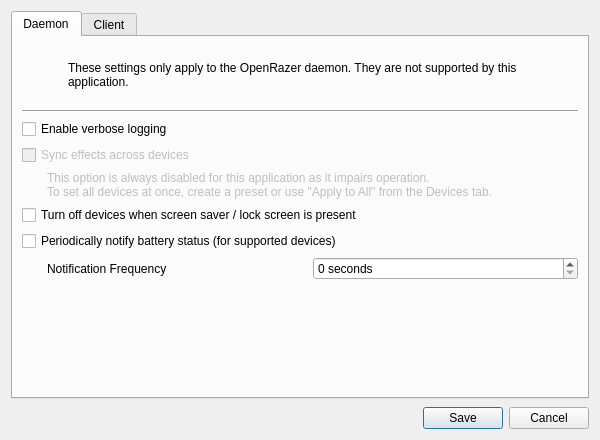
This is data/qt/openrazer-config.ui in polychromatic/polychromatic as Qt 5 draws it before an edit. The edited form follows.
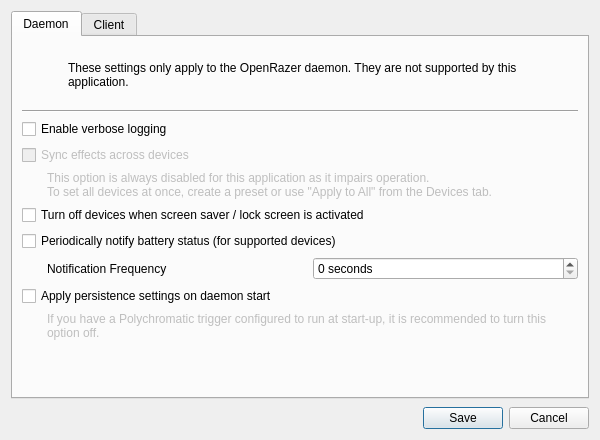
This is the edited form. Icons and pictures are not drawn.

Commit message:
openrazer: Add "restore_persistence" config option
Introduced in OpenRazer 3.0.1.

Diff of the .ui file:
```diff
--- a/data/qt/openrazer-config.ui
+++ b/data/qt/openrazer-config.ui
@@ -137,7 +137,7 @@
        <item>
         <widget class="QCheckBox" name="devices_off_on_screensaver">
          <property name="text">
-          <string extracomment="Checkbox for configuring OpenRazer">Turn off devices when screen saver / lock screen is present</string>
+          <string extracomment="Checkbox for configuring OpenRazer">Turn off devices when screen saver / lock screen is activated</string>
          </property>
         </widget>
        </item>
@@ -183,6 +183,29 @@
          </layout>
         </widget>
        </item>
+       <item>
+        <widget class="QCheckBox" name="restore_persistence">
+         <property name="text">
+          <string>Apply persistence settings on daemon start</string>
+         </property>
+        </widget>
+       </item>
+       <item>
+        <widget class="QLabel" name="restore_persistence_note">
+         <property name="enabled">
+          <bool>false</bool>
+         </property>
+         <property name="text">
+          <string>If you have a Polychromatic trigger configured to run at start-up, it is recommended to turn this option off.</string>
+         </property>
+         <property name="wordWrap">
+          <bool>true</bool>
+         </property>
+         <property name="indent">
+          <number>25</number>
+         </property>
+        </widget>
+       </item>
        <item>
         <spacer name="verticalSpacer">
          <property name="orientation">
```
The commit also changes 1 other file.
